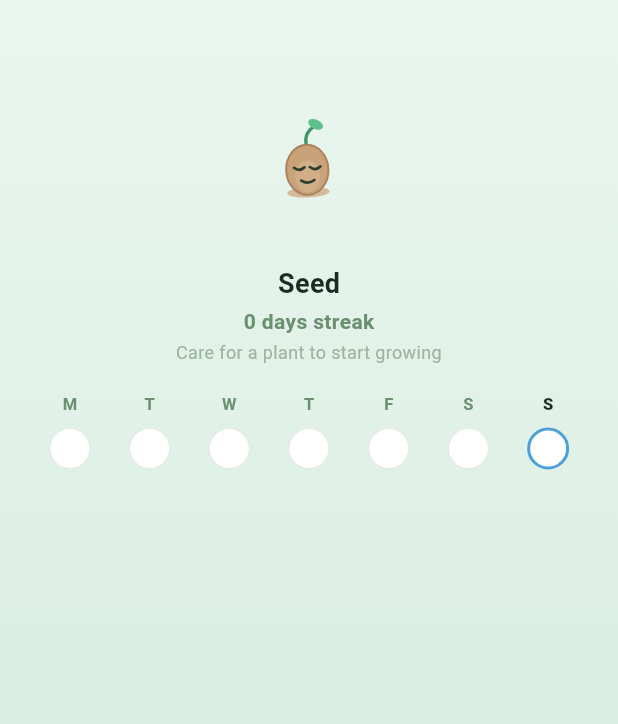
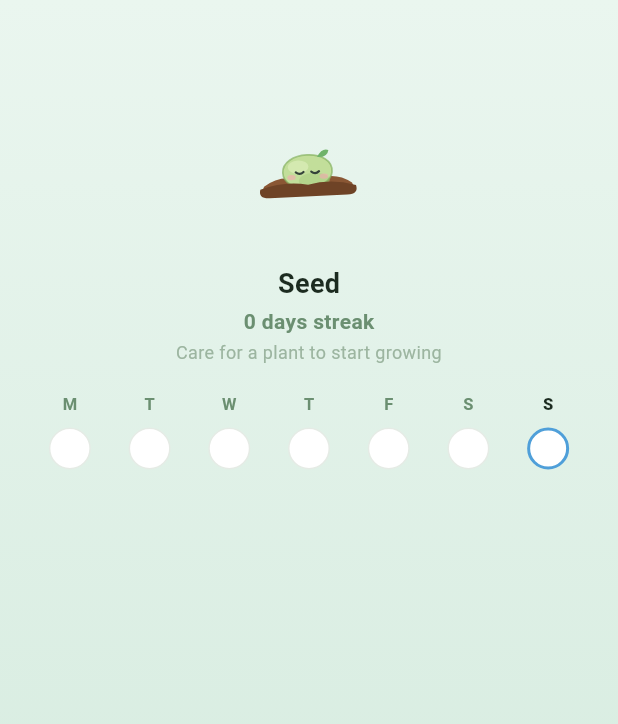
Before and after one commit to ArcLatte/FYP-PlantCareAPP-Stella, a Flutter app: the _StreakBackdrop widget shown alone on an empty page, opened directly with empty values, on a phone screen of 412 x 824 dp. Shown: the top 724 px of the screen. Run offline on Flutter 3.47's test engine with Material 3 defaults, Android fonts, the phone set to English and light mode, and no system bars; our stand-ins replace cached_network_image, camera, flutter_local_notifications, flutter_svg, geolocator, go_router and 3 more; accounts and stored records are empty; network calls fail.

Commit message:
redesign plant creature

```diff
--- a/frontend/lib/models/plant_stage.dart
+++ b/frontend/lib/models/plant_stage.dart
@@ -25,6 +25,7 @@ class PlantStage {
     PlantStage(name: 'Seedling', minDays: 3, image: 'seedling', size: 108),
     PlantStage(name: 'Young plant', minDays: 7, image: 'young', size: 118),
     PlantStage(name: 'Leafy plant', minDays: 14, image: 'leafy', size: 126),
+    PlantStage(name: 'Budding', minDays: 21, image: 'budding', size: 130),
     PlantStage(name: 'Blooming', minDays: 30, image: 'bloom', size: 132),
   ];
 
--- a/frontend/lib/screens/tasks/tasks_screen.dart
+++ b/frontend/lib/screens/tasks/tasks_screen.dart
@@ -151,13 +151,13 @@ const String _kStageSeenKey = 'tasks_last_plant_stage';
 // Eye positions for the blink overlay, as fractions of the (square) stage box —
 // they mirror the dot-eyes baked into the corresponding `<stage>.svg` (drawn on
 // a 0..100 canvas). Eyes are symmetric about the centre, so only the half-spacing
-// `dx`, vertical `cy`, and radius `r` are stored. Stages absent here (seed is
-// asleep, bloom has `^^` eyes) don't blink.
+// `dx`, vertical `cy`, and radius `r` are stored. Only the open dot-eyed stages
+// blink; the others have closed/expressive eyes baked in (seed & sprout sleep,
+// leafy has happy `^^`, budding rests with closed eyes).
 const Map<String, ({double dx, double cy, double r})> _eyeGeometry = {
-  'sprout': (dx: 0.07, cy: 0.68, r: 0.032),
   'seedling': (dx: 0.075, cy: 0.62, r: 0.033),
   'young': (dx: 0.08, cy: 0.58, r: 0.034),
-  'leafy': (dx: 0.08, cy: 0.58, r: 0.035),
+  'bloom': (dx: 0.08, cy: 0.61, r: 0.034),
 };
 
 /// Paints two short rounded "closed eyelid" strokes over the baked-in dot-eyes
@@ -375,10 +375,18 @@ class _StreakBackdropState extends State<_StreakBackdrop>
                   ],
                 );
               }
-              content = Transform.rotate(
-                angle: sway,
+              // Gentle "breathing" pulse, layered with the sway. Offset in
+              // phase from the bob so the two don't beat in sync.
+              final breathe =
+                  1 + math.sin((_bob.value + 0.25) * 2 * math.pi) * 0.025;
+              content = Transform.scale(
+                scale: breathe,
                 alignment: Alignment.bottomCenter,
-                child: creature,
+                child: Transform.rotate(
+                  angle: sway,
+                  alignment: Alignment.bottomCenter,
+                  child: creature,
+                ),
               );
             }
 
```
Also changed, not shown: frontend/assets/plant_stages/bloom.svg, frontend/assets/plant_stages/budding.svg (added), frontend/assets/plant_stages/leafy.svg, frontend/assets/plant_stages/seed.svg, frontend/assets/plant_stages/seedling.svg, frontend/assets/plant_stages/sprout.svg, frontend/assets/plant_stages/young.svg, 2 other files.
